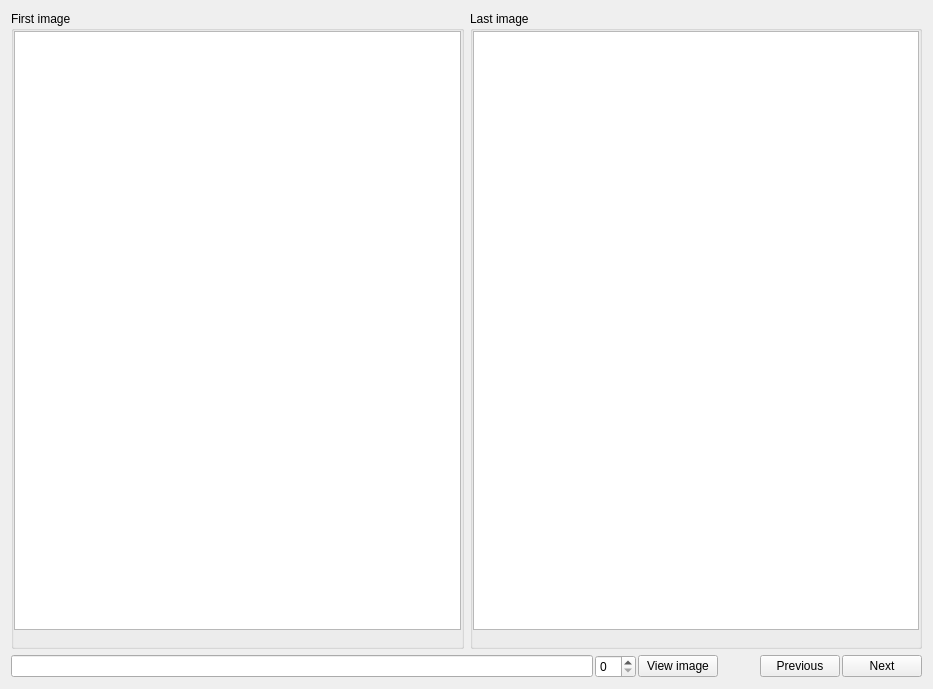
Before: the Qt Designer form Bricks/widgets/ui_files/Qt4_image_tracking_widget_layout.ui in mxcube/mxcubeqt, drawn with Qt 5.
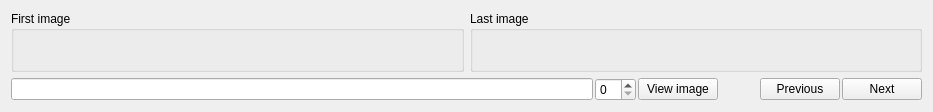
After: the same form once the commit is applied.

```diff
--- a/Bricks/widgets/ui_files/Qt4_image_tracking_widget_layout.ui
+++ b/Bricks/widgets/ui_files/Qt4_image_tracking_widget_layout.ui
@@ -7,7 +7,7 @@
     <x>0</x>
     <y>0</y>
     <width>933</width>
-    <height>689</height>
+    <height>101</height>
    </rect>
   </property>
   <property name="maximumSize">
@@ -38,10 +38,14 @@
          <number>2</number>
         </property>
         <property name="margin">
-         <number>0</number>
+         <number>4</number>
         </property>
         <item>
-         <widget class="QGraphicsView" name="first_image_view"/>
+         <widget class="QLabel" name="first_image_label">
+          <property name="text">
+           <string/>
+          </property>
+         </widget>
         </item>
         <item>
          <widget class="QLabel" name="first_image_path">
@@ -68,11 +72,24 @@
         <property name="spacing">
          <number>2</number>
         </property>
-        <property name="margin">
+        <property name="leftMargin">
+         <number>4</number>
+        </property>
+        <property name="topMargin">
+         <number>4</number>
+        </property>
+        <property name="rightMargin">
+         <number>4</number>
+        </property>
+        <property name="bottomMargin">
          <number>0</number>
         </property>
         <item>
-         <widget class="QGraphicsView" name="last_image_view"/>
+         <widget class="QLabel" name="last_image_label">
+          <property name="text">
+           <string/>
+          </property>
+         </widget>
         </item>
         <item>
          <widget class="QLabel" name="second_image_path">
```
